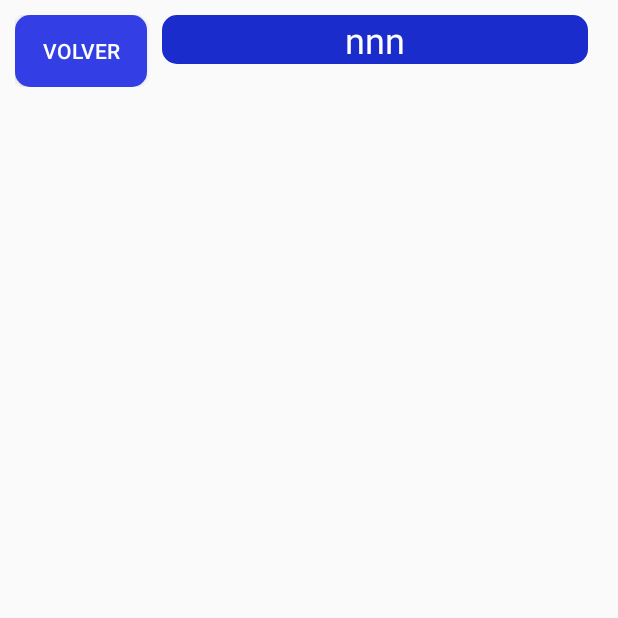
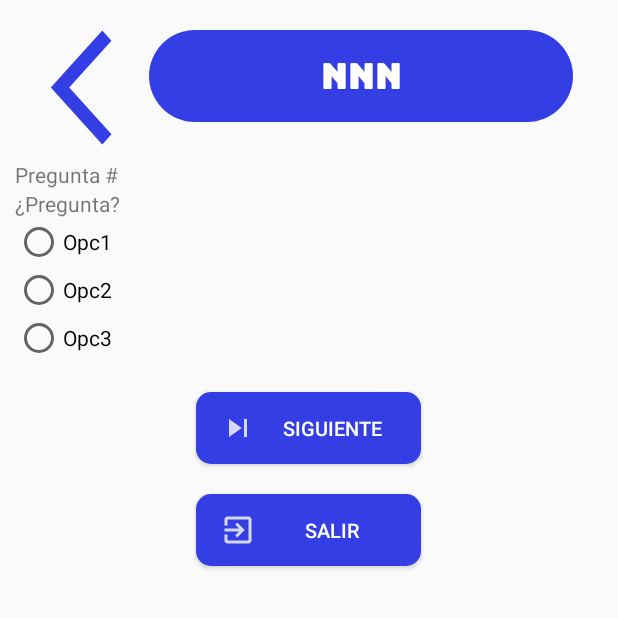
Before and after one commit to DanDelac/Proyecto, an Android app: the Evaluation screen opened directly, with no data from a screen before it, on a phone screen of 412 x 824 dp, the top half of it. Run offline under Robolectric (Android 15) with nearby library versions, the phone set to English and light mode, and no system bars; our stand-ins replace Volley.

Commit message:
evaluation v1.0

```diff
--- a/app/build.gradle
+++ b/app/build.gradle
@@ -54,4 +54,5 @@ dependencies {
     implementation 'com.squareup.picasso:picasso:2.71828'
     implementation 'com.synnapps:carouselview:0.1.5'
 
+
 }
--- a/app/src/main/java/com/example/proyecto/ui/evaluation/Evaluation.java
+++ b/app/src/main/java/com/example/proyecto/ui/evaluation/Evaluation.java
@@ -48,8 +48,8 @@ public class Evaluation extends AppCompatActivity {
     protected void onCreate(Bundle savedInstanceState) {
         super.onCreate(savedInstanceState);
         setContentView(R.layout.activity_evaluation);
-
-        recyclerView = findViewById(R.id.recycler_eval);
+//
+//        recyclerView = findViewById(R.id.recycler_eval);
         btnBack = findViewById(R.id.btn_back_eval);
         txtTit = findViewById(R.id.txt_Eval);
         lstTheme= new ArrayList<>();
--- /dev/null
+++ b/app/src/main/res/drawable-anydpi/ic_exit.xml
@@ -0,0 +1,11 @@
+<vector xmlns:android="http://schemas.android.com/apk/res/android"
+    android:width="24dp"
+    android:height="24dp"
+    android:viewportWidth="24"
+    android:viewportHeight="24"
+    android:tint="#FFFFFF"
+    android:alpha="0.8">
+  <path
+      android:fillColor="@android:color/white"
+      android:pathData="M10.09,15.59L11.5,17l5,-5 -5,-5 -1.41,1.41L12.67,11H3v2h9.67l-2.58,2.59zM19,3H5c-1.11,0 -2,0.9 -2,2v4h2V5h14v14H5v-4H3v4c0,1.1 0.89,2 2,2h14c1.1,0 2,-0.9 2,-2V5c0,-1.1 -0.9,-2 -2,-2z"/>
+</vector>
--- /dev/null
+++ b/app/src/main/res/drawable-anydpi/ic_next.xml
@@ -0,0 +1,11 @@
+<vector xmlns:android="http://schemas.android.com/apk/res/android"
+    android:width="24dp"
+    android:height="24dp"
+    android:viewportWidth="24"
+    android:viewportHeight="24"
+    android:tint="#FFFFFF"
+    android:alpha="0.8">
+  <path
+      android:fillColor="@android:color/white"
+      android:pathData="M6,18l8.5,-6L6,6v12zM16,6v12h2V6h-2z"/>
+</vector>
--- a/app/src/main/res/layout/activity_evaluation.xml
+++ b/app/src/main/res/layout/activity_evaluation.xml
@@ -6,21 +6,21 @@
     android:layout_height="match_parent"
     tools:context=".ui.evaluation.Evaluation"
     android:orientation="vertical"
-    android:padding="10dp">
+    android:padding="10dp"
+    >
     <LinearLayout
         android:layout_width="match_parent"
         android:layout_height="wrap_content"
-        android:orientation="horizontal">
+        android:orientation="horizontal"
+        android:layout_margin="10dp">
         <Button
             android:id="@+id/btn_back_eval"
-            android:layout_width="wrap_content"
-            android:layout_height="wrap_content"
-            android:text="@string/txtBack"
-            android:textColor="@color/white"
-            android:background="@drawable/efredbuttons" />
+            android:layout_width="69dp"
+            android:layout_height="match_parent"
+            android:background="@drawable/ic_back" />
         <TextView
             android:id="@+id/txt_Eval"
-            android:background="@drawable/conf_fondo"
+            android:background="@drawable/bg"
             android:layout_width="match_parent"
             android:layout_height="match_parent"
             android:text="@string/evalTit"
@@ -29,13 +29,78 @@
             android:layout_marginBottom="15dp"
             android:gravity="center"
             android:layout_marginHorizontal="10dp"
+            android:fontFamily="@font/bungee"
             />
 
     </LinearLayout>
+    <LinearLayout
+        android:layout_width="match_parent"
+        android:layout_height="wrap_content"
+        android:orientation="vertical"
+        >
+        <TextView
+            android:id="@+id/txtid_ques"
+            android:layout_width="match_parent"
+            android:layout_height="wrap_content"
+            android:text="Pregunta #"
+            />
+        <TextView
+            android:id="@+id/txtquestion"
+            android:layout_width="match_parent"
+            android:layout_height="wrap_content"
+            android:text="¿Pregunta?"/>
+        <RadioGroup
+            android:layout_width="match_parent"
+            android:layout_height="wrap_content">
 
-    <android.support.v7.widget.RecyclerView
-        android:id="@+id/recycler_eval"
-        android:layout_width="match_parent"
-        android:layout_height="match_parent" />
+            <RadioButton
+                android:id="@+id/rB_opc1"
+                android:layout_width="match_parent"
+                android:layout_height="wrap_content"
+                android:text="Opc1" />
+
+            <RadioButton
+                android:id="@+id/rB_opc2"
+                android:layout_width="match_parent"
+                android:layout_height="wrap_content"
+                android:text="Opc2" />
+
+            <RadioButton
+                android:id="@+id/rB_opc3"
+                android:layout_width="match_parent"
+                android:layout_height="wrap_content"
+                android:text="Opc3" />
+        </RadioGroup>
+        <Button
+            android:id="@+id/btn_next"
+            android:layout_width="150dp"
+            android:layout_height="wrap_content"
+            android:text="@string/btn_eval"
+            android:drawableStart="@drawable/ic_next"
+            android:drawablePadding="8dp"
+            android:paddingStart="16dp"
+            android:paddingEnd="16dp"
+            android:textColor="#FFFFFF"
+            android:textSize="13dp"
+            android:background="@drawable/efredbuttons"
+            android:layout_gravity="center"
+            android:layout_marginTop="20dp"
+            />
+        <Button
+            android:id="@+id/btn_cancel_eval"
+            android:layout_width="150dp"
+            android:layout_height="wrap_content"
+            android:text="@string/btn_calcelevl"
+            android:drawableStart="@drawable/ic_exit"
+            android:drawablePadding="8dp"
+            android:paddingStart="16dp"
+            android:paddingEnd="16dp"
+            android:textColor="#FFFFFF"
+            android:textSize="13dp"
+            android:background="@drawable/efredbuttons"
+            android:layout_gravity="center"
+            android:layout_marginVertical="20dp"
+            />
+    </LinearLayout>
 
 </LinearLayout>
--- a/app/src/main/res/values/strings.xml
+++ b/app/src/main/res/values/strings.xml
@@ -84,6 +84,8 @@
     <string name="evalTit">Evaluación</string>
     <string name="eval_quest">¿Cuál es la imagen correcta para </string>
     <string name="themeTit">Session tit</string>
+    <string name="btn_eval">Siguiente</string>
+    <string name="btn_calcelevl">Salir</string>
 
 
 </resources>
```
Also changed, not shown: app/src/main/res/drawable-hdpi/ic_exit.png (added), app/src/main/res/drawable-hdpi/ic_next.png (added), app/src/main/res/drawable-mdpi/ic_exit.png (added), app/src/main/res/drawable-mdpi/ic_next.png (added), app/src/main/res/drawable-xhdpi/ic_exit.png (added), app/src/main/res/drawable-xhdpi/ic_next.png (added), app/src/main/res/drawable-xxhdpi/ic_exit.png (added), app/src/main/res/drawable-xxhdpi/ic_next.png (added).
